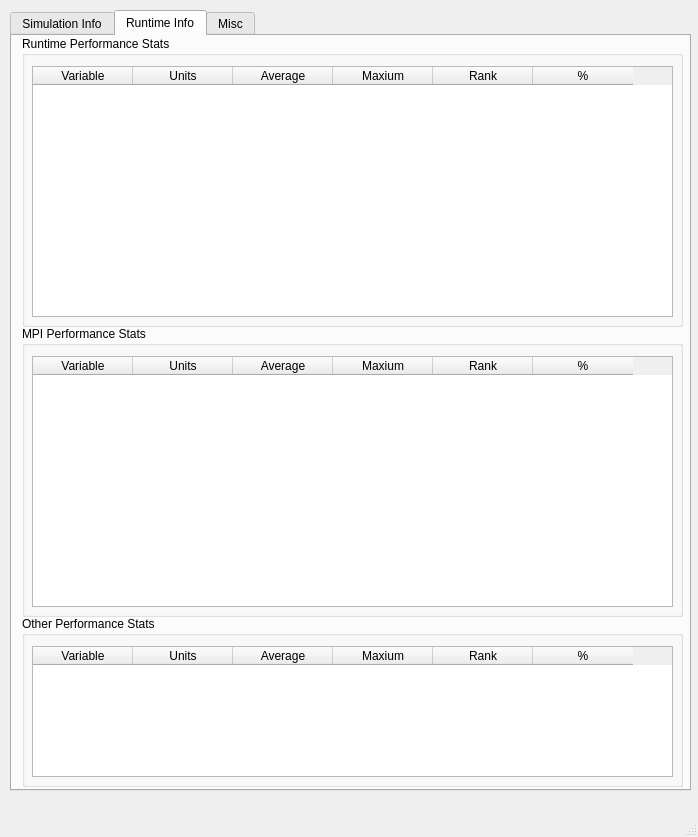
Before: the Qt Designer form src/VisIt/libsim/uintah.ui in Uintah/Uintah, drawn with Qt 5.
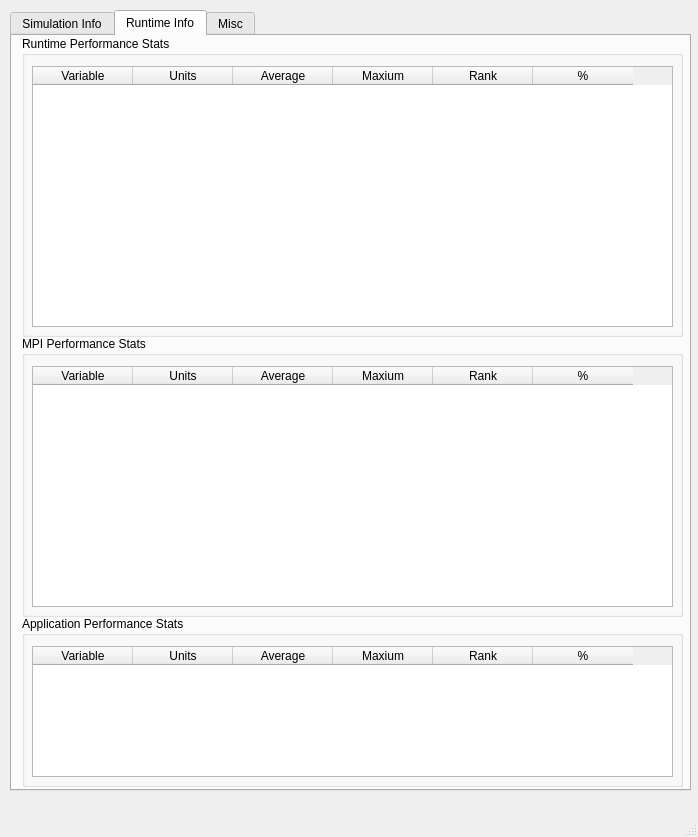
After: the same form once the commit is applied. The open tabs and pages were chosen to show the change.

Commit message: moved the other performance stats to the application

What changed in the file:
```diff
--- a/src/VisIt/libsim/uintah.ui
+++ b/src/VisIt/libsim/uintah.ui
@@ -421,7 +421,7 @@
         <x>10</x>
         <y>0</y>
         <width>661</width>
-        <height>291</height>
+        <height>301</height>
        </rect>
       </property>
       <property name="title">
@@ -433,7 +433,7 @@
          <x>10</x>
          <y>30</y>
          <width>641</width>
-         <height>251</height>
+         <height>261</height>
         </rect>
        </property>
        <column>
@@ -472,9 +472,9 @@
       <property name="geometry">
        <rect>
         <x>10</x>
-        <y>290</y>
+        <y>300</y>
         <width>661</width>
-        <height>291</height>
+        <height>281</height>
        </rect>
       </property>
       <property name="title">
@@ -486,7 +486,7 @@
          <x>10</x>
          <y>30</y>
          <width>641</width>
-         <height>251</height>
+         <height>241</height>
         </rect>
        </property>
        <column>
@@ -531,7 +531,7 @@
        </rect>
       </property>
       <property name="title">
-       <string>Other Performance Stats</string>
+       <string>Application Performance Stats</string>
       </property>
       <widget class="QTableWidget" name="OtherStatsTable">
        <property name="geometry">
```
Left out of the diff: 6 changed lines with no effect on the pictures. The commit also changes 9 other files.
